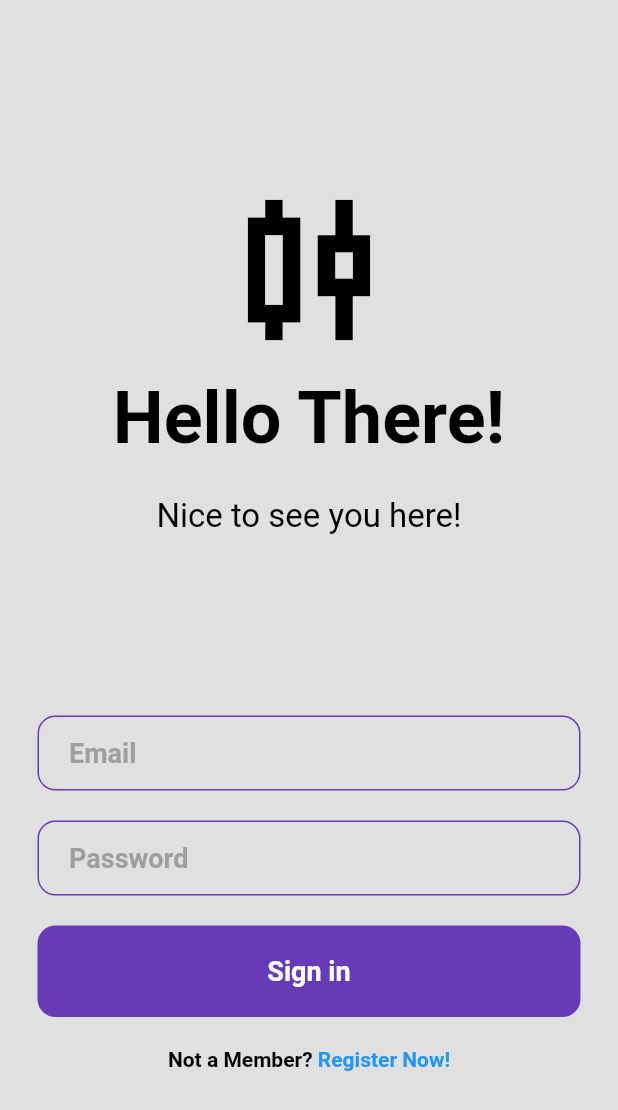
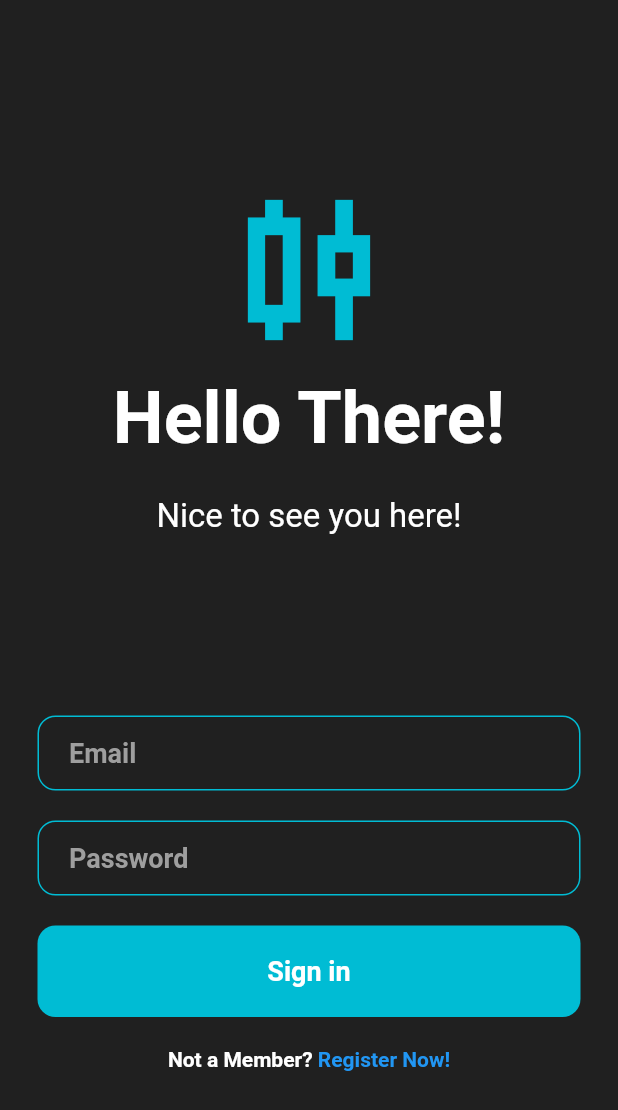
Before and after one commit to Tom0603/WalletTree, a Flutter app: the screen it shows after launch, on a phone screen of 412 x 824 dp. Shown: the top 1110 px of the screen. Run offline on Flutter 3.47's test engine with Material 2 defaults, Android fonts, the phone set to English and light mode, and no system bars; our stand-ins replace syncfusion_flutter_charts; Roboto replaces fonts that are missing (Proxima Nova).

Commit message:
added different empty pages for later use

```diff
--- a/frontend/lib/main.dart
+++ b/frontend/lib/main.dart
@@ -1,6 +1,6 @@
 import 'package:flutter/material.dart';
 import 'package:frontend/theme/custom_themes.dart';
-import 'screens/login_screen.dart';
+import 'pages/login_page.dart';
 
 void main() {
   runApp(const MyApp());
@@ -15,7 +15,7 @@ class MyApp extends StatelessWidget {
       debugShowCheckedModeBanner: false,
       theme: CustomAppTheme.lightTheme,
       darkTheme: CustomAppTheme.darkTheme,
-      //themeMode: ThemeMode.dark,
+      themeMode: ThemeMode.dark,
       home: const LoginScreen(),
     );
   }
--- a/frontend/lib/screens/login_screen.dart
+++ b/frontend/lib/pages/login_page.dart
@@ -1,5 +1,6 @@
 import 'package:flutter/material.dart';
-import 'package:frontend/screens/home_screen.dart';
+import 'package:frontend/pages/builder_pages/dashboard_builder.dart';
+import 'package:frontend/pages/dashboard_page.dart';
 import 'package:frontend/theme/custom_themes.dart';
 
 class LoginScreen extends StatefulWidget {
@@ -98,7 +99,7 @@ class _LoginScreenState extends State<LoginScreen> {
                       Navigator.push(
                         context,
                         MaterialPageRoute(
-                            builder: (context) => const HomeScreen()),
+                            builder: (context) => const DashboardBuilder()),
                       );
                     },
                     child: Container(
--- a/frontend/lib/responsive/responsive.dart
+++ b/frontend/lib/responsive/responsive.dart
@@ -28,11 +28,9 @@ class Responsive extends StatelessWidget {
 
     if (_size.width >= 1100) {
       return desktop;
-    }
-    else if (_size.width >= 850 && tablet != null) {
+    } else if (_size.width >= 850 && tablet != null) {
       return tablet!;
-    }
-    else {
+    } else {
       return mobile;
     }
   }
--- a/frontend/lib/theme/custom_themes.dart
+++ b/frontend/lib/theme/custom_themes.dart
@@ -10,12 +10,15 @@ const colorPrimaryLight = Colors.deepPurple;
 //const colorPrimaryLight = Colors.cyan;
 const colorBackgroundLight = Color(0xFFE0E0E0);
 const colorShadowLight = Colors.white24;
+const colorNavBarLight = Colors.black;
 
 /// Color constants for Dark Theme
 const colorPrimaryDark = Colors.cyan;
-const colorBackgroundDark = Color.fromARGB(100, 32, 32, 32);
+const colorBackgroundDark = Color.fromARGB(255, 32, 32, 32);
 const colorShadowDark = Colors.black12;
+const colorNavBarDark = Colors.white;
 
+/// Contains all the theming for LightTheme
 class CustomAppTheme {
   static ThemeData get lightTheme {
     return ThemeData(
@@ -24,6 +27,11 @@ class CustomAppTheme {
       hintColor: colorGrey,
       shadowColor: colorShadowLight,
 
+      // Theming for Drawer
+      drawerTheme: const DrawerThemeData(
+        backgroundColor: colorBackgroundLight,
+      ),
+
       // Theming for AppBar
       appBarTheme: const AppBarTheme(
         backgroundColor: colorBackgroundLight,
@@ -31,7 +39,7 @@ class CustomAppTheme {
       ),
 
       // Theming for Icons
-      iconTheme: const IconThemeData(color: colorBlack),
+      iconTheme: const IconThemeData(color: colorPrimaryLight),
 
       // Theming for Text
       textTheme: const TextTheme(
@@ -64,7 +72,7 @@ class CustomAppTheme {
           fontFamily: "Proxima Nova",
           fontSize: 18,
           fontWeight: FontWeight.bold,
-          color: colorWhite,
+          color:  colorBlack,
         ),
         caption: TextStyle(
           fontFamily: "Proxima Nova",
@@ -77,12 +85,18 @@ class CustomAppTheme {
     );
   }
 
+  /// Contains all the theming for DarkTheme
   static ThemeData get darkTheme {
     return ThemeData(
       primaryColor: colorPrimaryDark,
       scaffoldBackgroundColor: colorBackgroundDark,
       hintColor: colorGrey,
       shadowColor: colorShadowDark,
+
+      // Theming for Drawer
+      drawerTheme: const DrawerThemeData(
+        backgroundColor: colorBackgroundDark,
+      ),
 
       // Theming for AppBar
       appBarTheme: const AppBarTheme(
```
Also changed, not shown: frontend/lib/pages/activities_page.dart (added, +15 -0 lines), frontend/lib/pages/analysis_page.dart (added, +15 -0 lines), frontend/lib/pages/dashboard_page.dart (renamed from frontend/lib/screens/home_screen.dart, +7 -4 lines), frontend/lib/pages/dividends_page.dart (added, +15 -0 lines), frontend/lib/pages/holdings_page.dart (added, +15 -0 lines).
